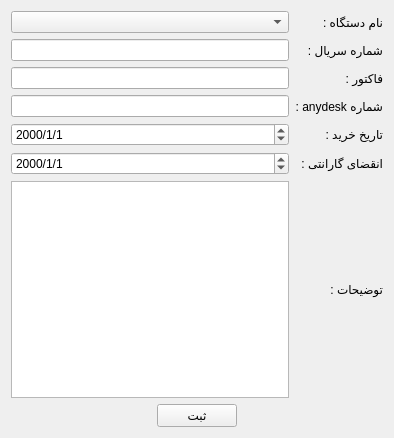
Qt form productregister.ui (kia-far/QtDBS) before a commit.
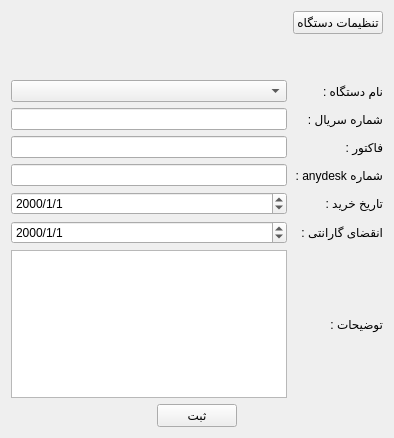
The same form after that commit.

Patch:
```diff
--- a/productregister.ui
+++ b/productregister.ui
@@ -19,68 +19,94 @@
   <layout class="QVBoxLayout" name="verticalLayout">
    <item>
     <layout class="QGridLayout" name="gridLayout">
-     <item row="1" column="0">
+     <item row="3" column="0">
       <widget class="QLineEdit" name="lineEdit_8"/>
      </item>
-     <item row="4" column="1">
+     <item row="6" column="1">
       <widget class="QLabel" name="label_3">
        <property name="text">
         <string>فاکتور :</string>
        </property>
       </widget>
      </item>
-     <item row="8" column="1">
+     <item row="10" column="1">
       <widget class="QLabel" name="label_5">
        <property name="text">
         <string>انقضای گارانتی :</string>
        </property>
       </widget>
      </item>
-     <item row="4" column="0">
+     <item row="2" column="1">
+      <widget class="QLabel" name="label_2">
+       <property name="text">
+        <string>نام دستگاه :</string>
+       </property>
+      </widget>
+     </item>
+     <item row="6" column="0">
       <widget class="QLineEdit" name="lineEdit_10"/>
      </item>
-     <item row="10" column="1">
+     <item row="12" column="1">
       <widget class="QLabel" name="label_7">
        <property name="text">
         <string>توضیحات :</string>
        </property>
       </widget>
      </item>
-     <item row="5" column="0">
+     <item row="2" column="0">
+      <widget class="QComboBox" name="comboBox"/>
+     </item>
+     <item row="1" column="1">
+      <spacer name="verticalSpacer">
+       <property name="orientation">
+        <enum>Qt::Orientation::Vertical</enum>
+       </property>
+       <property name="sizeType">
+        <enum>QSizePolicy::Policy::Fixed</enum>
+       </property>
+       <property name="sizeHint" stdset="0">
+        <size>
+         <width>20</width>
+         <height>40</height>
+        </size>
+       </property>
+      </spacer>
+     </item>
+     <item row="7" column="0">
       <widget class="QLineEdit" name="lineEdit_11"/>
      </item>
-     <item row="10" column="0">
+     <item row="12" column="0">
       <widget class="QTextEdit" name="textEdit"/>
      </item>
-     <item row="8" column="0">
+     <item row="10" column="0">
       <widget class="QDateEdit" name="dateEdit">
        <property name="displayFormat">
         <string>yyyy/M/d</string>
        </property>
       </widget>
      </item>
-     <item row="7" column="0">
+     <item row="9" column="0">
       <widget class="QDateEdit" name="dateEdit_2">
        <property name="displayFormat">
         <string>yyyy/M/d</string>
        </property>
       </widget>
      </item>
-     <item row="1" column="1">
+     <item row="3" column="1">
       <widget class="QLabel" name="label">
        <property name="text">
         <string>شماره سریال :</string>
        </property>
       </widget>
      </item>
-     <item row="5" column="1">
+     <item row="7" column="1">
       <widget class="QLabel" name="label_4">
        <property name="text">
         <string>شماره anydesk :</string>
        </property>
       </widget>
      </item>
-     <item row="7" column="1">
+     <item row="9" column="1">
       <widget class="QLabel" name="label_6">
        <property name="text">
         <string>تاریخ خرید :</string>
@@ -88,15 +114,12 @@
       </widget>
      </item>
      <item row="0" column="1">
-      <widget class="QLabel" name="label_2">
+      <widget class="QPushButton" name="devBtn">
        <property name="text">
-        <string>نام دستگاه :</string>
+        <string>تنظیمات دستگاه</string>
        </property>
       </widget>
      </item>
-     <item row="0" column="0">
-      <widget class="QComboBox" name="comboBox"/>
-     </item>
     </layout>
    </item>
    <item>
```
